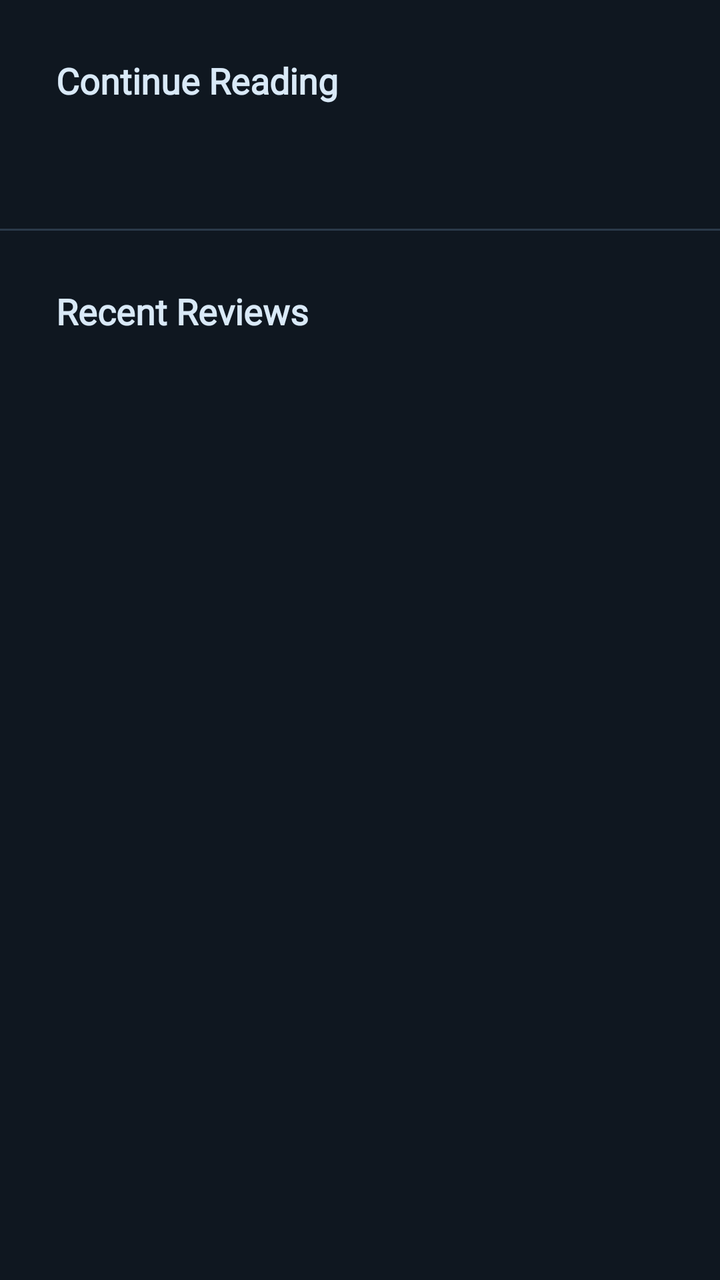
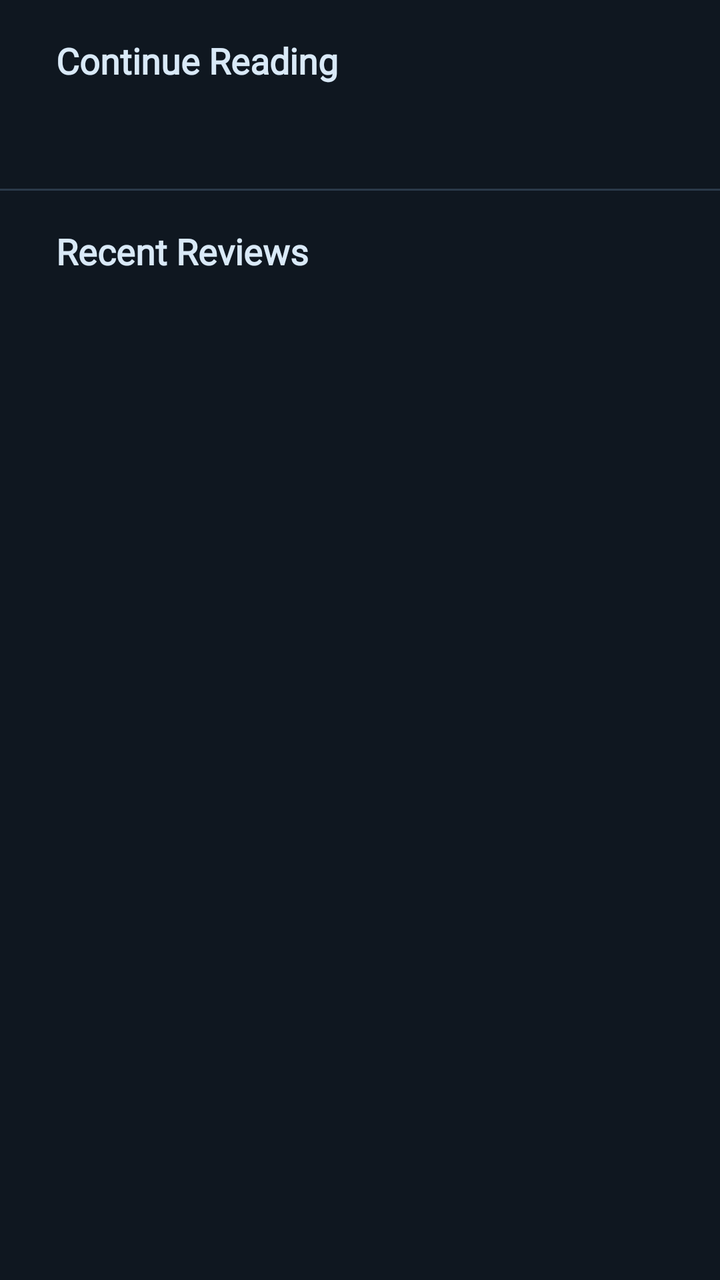

The first picture is an Android layout as it rendered before a commit; the second is the same layout after the commit. The layout source and the unified diff follow.
<!-- AndroidManifest.xml: application theme Theme.MyApplication -->
<!-- res/layout/fragment_profile_activity.xml -->
<?xml version="1.0" encoding="utf-8"?>
<LinearLayout xmlns:android="http://schemas.android.com/apk/res/android"
    android:layout_width="match_parent"
    android:layout_height="match_parent"
    android:orientation="vertical"
    android:background="#0F1720">

    <TextView
        android:layout_width="wrap_content"
        android:layout_height="wrap_content"
        android:text="Continue Reading"
        android:textColor="#D9E9F7"
        android:textSize="18sp"
        android:textStyle="bold"
        android:fontFamily="@font/dmseriftext_regular"
        android:layout_margin="28dp"/>

    <LinearLayout
        android:layout_width="wrap_content"
        android:layout_height="wrap_content"
        android:orientation="horizontal"
        android:layout_marginLeft="28dp">

        
        <androidx.recyclerview.widget.RecyclerView
            android:id="@+id/recentActivityRecyclerView"
            android:layout_width="match_parent"
            android:layout_height="match_parent"
            android:padding="8dp"
            android:clipToPadding="false" />

    </LinearLayout>

    <View
        android:layout_width="match_parent"
        android:layout_height="1dp"
        android:background="#2B3A4A"
        android:layout_marginTop="18dp"/>

    <TextView
        android:layout_width="wrap_content"
        android:layout_height="wrap_content"
        android:text="Recent Reviews"
        android:textColor="#D9E9F7"
        android:textSize="18sp"
        android:textStyle="bold"
        android:fontFamily="@font/dmseriftext_regular"
        android:layout_margin="28dp"/>

</LinearLayout>
<!-- resources referenced by this layout -->
<resources>
  <style name="Theme.MyApplication" parent="Base.Theme.MyApplication" />
  <style name="Base.Theme.MyApplication" parent="Theme.Material3.DayNight.NoActionBar">
          
          
      </style>
</resources>

<!-- the commit's change to res/layout/fragment_profile_activity.xml (unified diff, before → after) -->
@@ -13,23 +13,17 @@
         android:textSize="18sp"
         android:textStyle="bold"
         android:fontFamily="@font/dmseriftext_regular"
-        android:layout_margin="28dp"/>
+        android:layout_marginHorizontal="28dp"
+        android:layout_marginVertical="18dp"/>
 
-    <LinearLayout
-        android:layout_width="wrap_content"
+    
+    <androidx.recyclerview.widget.RecyclerView
+        android:id="@+id/continueReadingActivityRecyclerView"
+        android:layout_width="match_parent"
         android:layout_height="wrap_content"
-        android:orientation="horizontal"
-        android:layout_marginLeft="28dp">
-
-        
-        <androidx.recyclerview.widget.RecyclerView
-            android:id="@+id/recentActivityRecyclerView"
-            android:layout_width="match_parent"
-            android:layout_height="match_parent"
-            android:padding="8dp"
-            android:clipToPadding="false" />
-
-    </LinearLayout>
+        android:padding="8dp"
+        android:clipToPadding="false"
+        android:layout_marginLeft="28dp"/>
 
     <View
         android:layout_width="match_parent"
@@ -45,6 +39,16 @@
         android:textSize="18sp"
         android:textStyle="bold"
         android:fontFamily="@font/dmseriftext_regular"
-        android:layout_margin="28dp"/>
+        android:layout_marginHorizontal="28dp"
+        android:layout_marginVertical="18dp"/>
+
+    
+    <androidx.recyclerview.widget.RecyclerView
+        android:id="@+id/recentReviewsActivityRecyclerView"
+        android:layout_width="match_parent"
+        android:layout_height="match_parent"
+        android:padding="8dp"
+        android:clipToPadding="false"
+        android:layout_marginLeft="28dp" />
 
 </LinearLayout>
